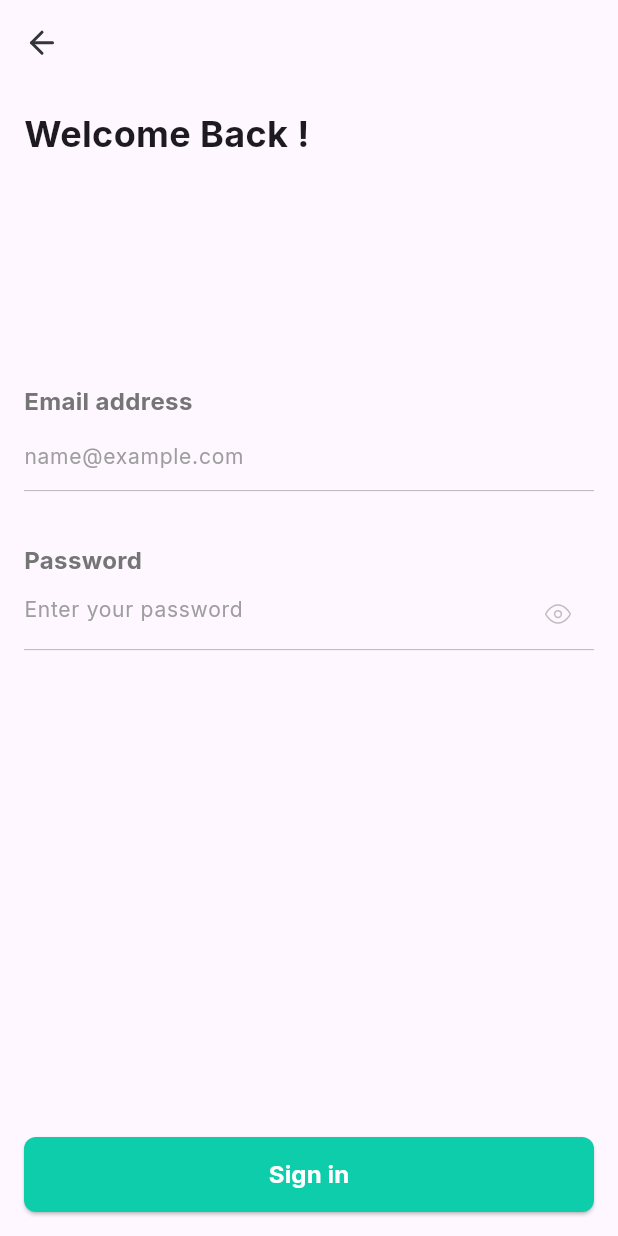
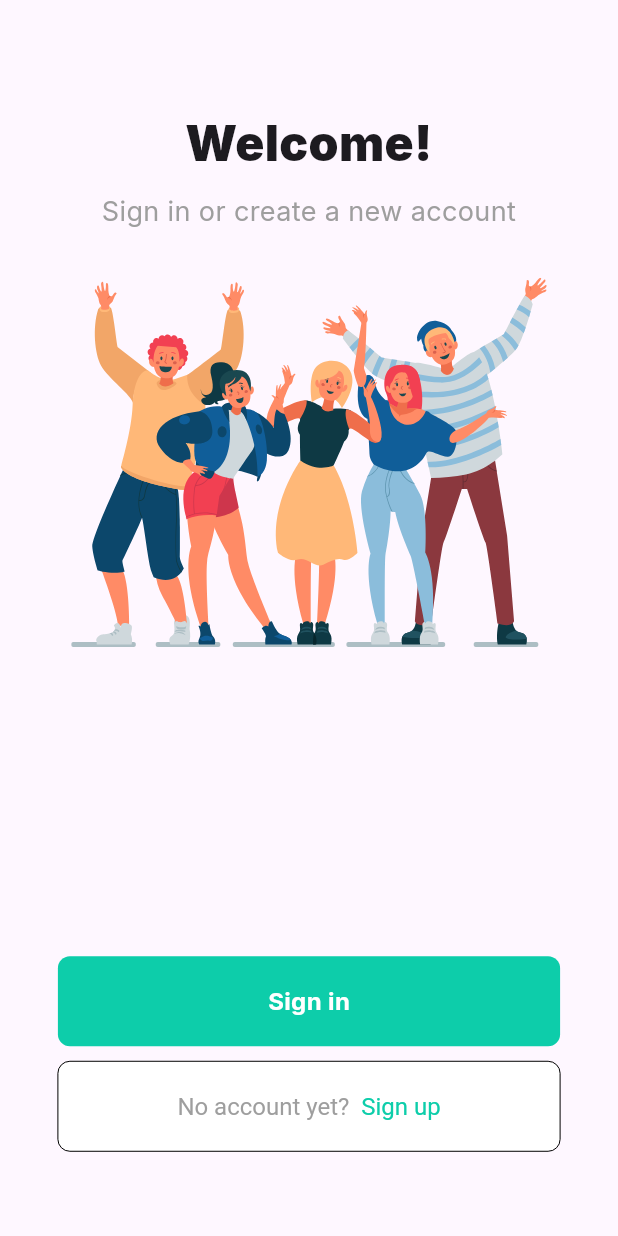
Before and after one commit to Deshal-001/UniConnect, a Flutter app: the screen it shows after launch, on a phone screen of 412 x 824 dp. Run offline on Flutter 3.47's test engine with Material 3 defaults, Android fonts, the phone set to English and light mode, and no system bars; our stand-ins replace bloc, dartz, dio, equatable, flutter_bloc, flutter_secure_storage and 4 more; generated files the repository leaves out were written again.

Commit message:
Implemented Welcome Page

```diff
--- a/mobile/mobile_flutter/lib/core/router/app_router.dart
+++ b/mobile/mobile_flutter/lib/core/router/app_router.dart
@@ -1,9 +1,11 @@
 import 'package:flutter/material.dart';
+import 'package:uniconnect_app/feature/authentication/presentation/pages/welcome_page.dart';
 import 'package:uniconnect_app/feature/authentication/presentation/pages/login_page.dart';
 import 'package:uniconnect_app/feature/shared/splash_screen.dart';
 
 class AppRouter {
   static const String splash = '/';
+  static const String home = '/home';
   static const String login = '/login';
   static const String register = '/register';
   static const String profile = '/profile';
@@ -14,6 +16,7 @@ class AppRouter {
 
   static Map<String, WidgetBuilder> routes = {
     splash: (context) => const SplashScreen(),
+    home: (context) => const WelcomePage(),
     login: (context) => const LoginPage(),
     // register: (context) => const RegisterPage(),
     // profile: (context) => const ProfilePage(),
--- a/mobile/mobile_flutter/lib/core/widget/custom_button.dart
+++ b/mobile/mobile_flutter/lib/core/widget/custom_button.dart
@@ -1,29 +1,47 @@
 import 'package:flutter/material.dart';
 import 'package:uniconnect_app/core/constants/solid_colors.dart';
+import 'base_button.dart';
 
-class CustomButton extends StatelessWidget {
-  final VoidCallback? onPressed;
-  final bool isLoading;
-  final String text;
-
+class CustomButton extends BaseButton {
   const CustomButton({
     super.key,
-    required this.onPressed,
-    required this.text,
-    this.isLoading = false,
+    required super.onPressed,
+    super.text,
+    super.isLoading,
+    super.color,
+    super.width,
+    super.height,
+    super.borderColor,
+    super.borderWidth,
+    super.borderRadius,
+    super.fontStyle,
+    super.iconLeft,
+    super.iconRight,
+    super.richTextWidget,
   });
 
   @override
-  Widget build(BuildContext context) {
-    return ElevatedButton(
-      style: ElevatedButton.styleFrom(
-        backgroundColor: const Color(AppSolidColors.primary),
-        minimumSize: const Size(double.infinity, 50),
-        shape: RoundedRectangleBorder(
-          borderRadius: BorderRadius.circular(8),
+  Widget buildButton(BuildContext context) {
+    final buttonColor = color ?? const Color(AppSolidColors.primary);
+    final radius = BorderRadius.circular(borderRadius ?? 8);
+    final border = Border.all(
+      color: borderColor ?? Colors.transparent,
+      width: borderWidth ?? 0,
+    );
+
+    return Padding(
+      padding: const EdgeInsets.symmetric(horizontal: 18),
+      child: GestureDetector(
+        onTap: isLoading ? null : onPressed,
+        child: Container(
+          width: width ?? double.infinity,
+          height: height ?? 60,
+          decoration: BoxDecoration(
+            color: isLoading ? buttonColor.withOpacity(0.7) : buttonColor,
+            borderRadius: radius,
+            border: border,
           ),
-      ),
-      onPressed: isLoading ? null : onPressed,
+          alignment: Alignment.center,
           child: isLoading
               ? const SizedBox(
                   width: 24,
@@ -33,15 +51,33 @@ class CustomButton extends StatelessWidget {
                     strokeWidth: 2,
                   ),
                 )
-          : Text(
-              text,
-              style: const TextStyle(
+              : Row(
+                  mainAxisSize: MainAxisSize.min,
+                  mainAxisAlignment: MainAxisAlignment.center,
+                  children: [
+                    if (iconLeft != null) ...[
+                      iconLeft!,
+                      const SizedBox(width: 8),
+                    ],
+                    richTextWidget ??
+                    Text(
+                      text?? '',
+                      style: fontStyle ??
+                          const TextStyle(
                             fontFamily: 'Inter',
                             fontSize: 16,
                             fontWeight: FontWeight.bold,
                             color: Colors.white,
                           ),
                     ),
+                    if (iconRight != null) ...[
+                      const SizedBox(width: 8),
+                      iconRight!,
+                    ],
+                  ],
+                ),
+        ),
+      ),
     );
   }
 }
--- a/mobile/mobile_flutter/lib/core/widget/custom_text_field.dart
+++ b/mobile/mobile_flutter/lib/core/widget/custom_text_field.dart
@@ -1,5 +1,6 @@
 import 'package:flutter/material.dart';
 import 'package:flutter_svg/svg.dart';
+import 'package:uniconnect_app/core/constants/solid_colors.dart';
 
 class CustomTextField extends StatefulWidget {
   final TextEditingController controller;
@@ -79,6 +80,8 @@ class _CustomTextFieldState extends State<CustomTextField> {
                       'assets/icons/eye.svg',
                       height: 15,
                       width: 15,
+                      // ignore: deprecated_member_use
+                      color: obscureText ? Colors.grey : const Color(AppSolidColors.primary),
                       fit: BoxFit.scaleDown,
                     ),
                 )
--- /dev/null
+++ b/mobile/mobile_flutter/lib/feature/authentication/presentation/pages/welcome_page.dart
@@ -0,0 +1,125 @@
+import 'package:flutter/material.dart';
+import 'package:flutter_svg/svg.dart';
+import 'package:uniconnect_app/core/constants/solid_colors.dart';
+
+import '../../../../core/router/app_router.dart';
+import '../../../../core/widget/custom_button.dart';
+
+class WelcomePage extends StatefulWidget {
+  const WelcomePage({super.key});
+
+  @override
+  State<WelcomePage> createState() => _WelcomePageState();
+}
+
+class _WelcomePageState extends State<WelcomePage> {
+  @override
+  Widget build(BuildContext context) {
+    final screenHeight = MediaQuery.of(context).size.height;
+    final screenWidth = MediaQuery.of(context).size.width;
+
+    return SafeArea(
+      child: Scaffold(
+        appBar: AppBar(
+          title: const Text(''),
+        ),
+        body: Padding(
+          padding: EdgeInsets.symmetric(
+            horizontal: screenWidth * 0.05,
+            vertical: screenHeight * 0.02,
+          ),
+          child: Column(
+            children: [
+              // Scrollable content
+              Expanded(
+                child: SingleChildScrollView(
+                  child: Column(
+                    crossAxisAlignment: CrossAxisAlignment.center,
+                    children: [
+                      // Welcome Text Section
+                      const Text(
+                        'Welcome!',
+                        style: TextStyle(
+                          fontSize: 32,
+                          fontWeight: FontWeight.w900,
+                          fontFamily: 'Inter',
+                        ),
+                        textAlign: TextAlign.center,
+                      ),
+                      const SizedBox(height: 10),
+                      const Text(
+                        'Sign in or create a new account',
+                        style: TextStyle(
+                          fontSize: 18,
+                          fontWeight: FontWeight.w400,
+                          fontFamily: 'Inter',
+                          color: Colors.grey,
+                        ),
+                        textAlign: TextAlign.center,
+                      ),
+                      const SizedBox(height: 30),
+
+                      // SVG Image Section
+                      SvgPicture.asset(
+                        'assets/icons/home_page_icon.svg',
+                        height: screenHeight * 0.3,
+                        width: screenWidth * 0.8,
+                        fit: BoxFit.contain,
+                      ),
+                    ],
+                  ),
+                ),
+              ),
+
+              // Buttons Section
+              Column(
+                children: [
+                  CustomButton(
+                    text: 'Sign in',
+                    onPressed: () {
+                      Navigator.pushNamed(context, AppRouter.login);
+                    },
+                  ),
+                  const SizedBox(height: 10),
+                  CustomButton(
+                    color: Colors.white,
+                    borderColor: Colors.black,
+                    fontStyle: const TextStyle(
+                      fontSize: 16,
+                      fontWeight: FontWeight.w400,
+                      color: Colors.black,
+                    ),
+                    onPressed: () {
+                      // Navigator.pushNamed(context, AppRouter.register);
+                    },
+                    richTextWidget: RichText(
+                      text: const TextSpan(
+                        text: 'No account yet? ',
+                        style: TextStyle(
+                          fontSize: 16,
+                          fontWeight: FontWeight.w400,
+                          color: Colors.grey,
+                        ),
+                        children: [
+                          TextSpan(
+                            text: ' Sign up',
+                            style: TextStyle(
+                              fontSize: 16,
+                              fontWeight: FontWeight.w400,
+                              color: Color(AppSolidColors.primary),
+                            ),
+                          ),
+                        ],
+                      ),
+                    ),
+                  ),
+                ],
+              ),
+              const SizedBox(height: 40),
+            ],
+          ),
+        ),
+      ),
+    );
+  }
+}
```
Also changed, not shown: mobile/mobile_flutter/lib/core/network/token_controller.dart (+33 -1 lines), mobile/mobile_flutter/lib/core/widget/base_button.dart (added, +40 -0 lines), mobile/mobile_flutter/lib/feature/authentication/presentation/pages/login_page.dart (+30 -8 lines), mobile/mobile_flutter/lib/feature/shared/splash_screen.dart (+14 -10 lines), mobile/mobile_flutter/assets/icons/home_page_icon.svg (added). Lines whose indentation alone changed are shown as unchanged.
